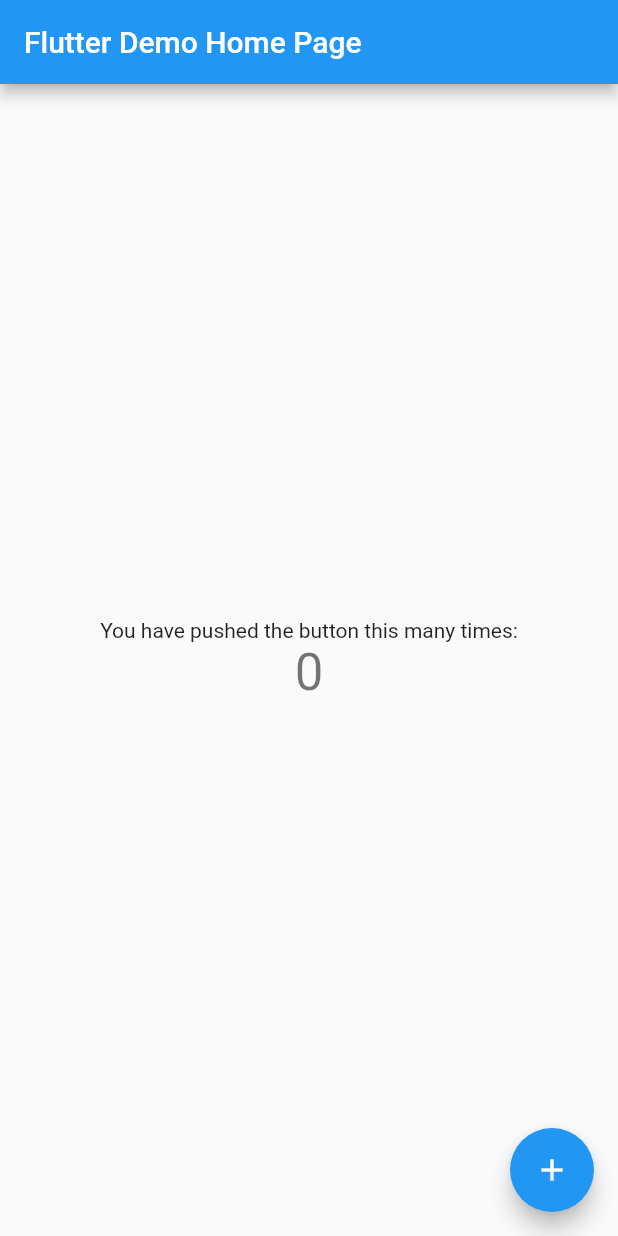
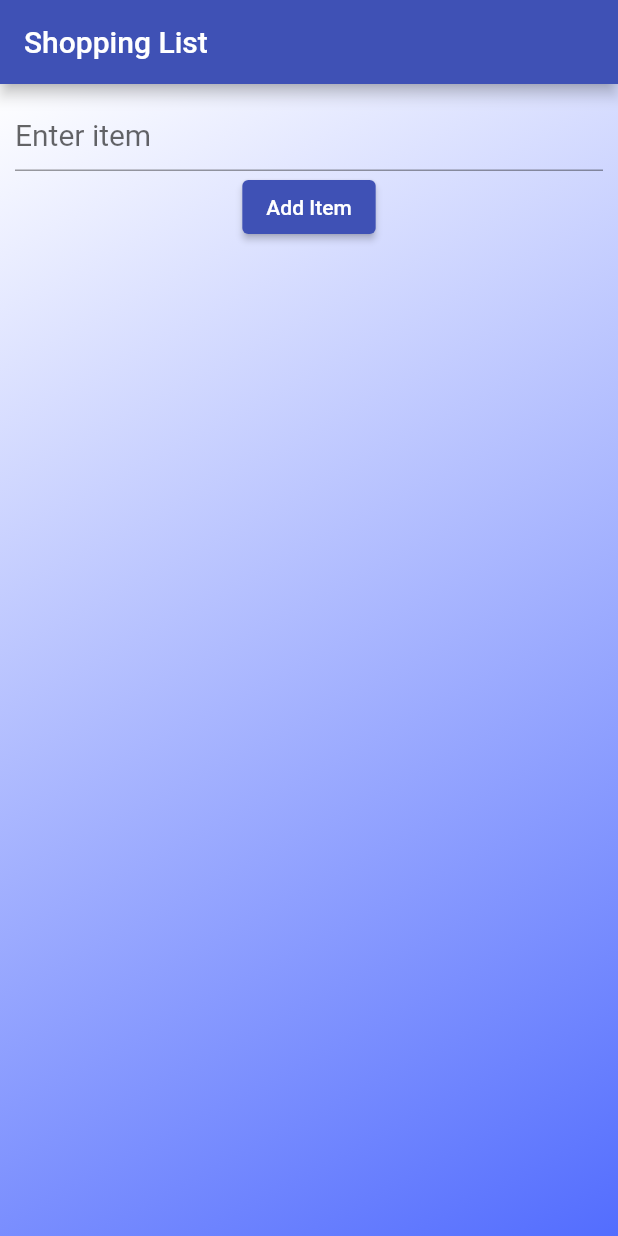
Before and after one commit to iqbalmf/news-appflutter, a Flutter app: the screen it shows after launch, on a phone screen of 412 x 824 dp. Run offline on Flutter 3.47's test engine with Material 2 defaults, Android fonts, the phone set to English and light mode, and no system bars; our stand-ins replace realm; generated files the repository leaves out were written again.

Commit message:
implement example realm

```diff
--- /dev/null
+++ b/lib/components/add_item_view.dart
@@ -0,0 +1,31 @@
+import 'package:flutter/material.dart';
+
+class AddItemView extends StatelessWidget {
+  AddItemView(this.onAdd, {super.key});
+  final Function(String) onAdd;
+  final TextEditingController textController = TextEditingController();
+
+  @override
+  Widget build(BuildContext context) {
+    return Container(
+      padding: const EdgeInsets.all(10),
+      child: Column(
+        mainAxisAlignment: MainAxisAlignment.center,
+        crossAxisAlignment: CrossAxisAlignment.center,
+        children: [
+          TextField(
+            controller: textController,
+            style: const TextStyle(fontSize: 20),
+            decoration: const InputDecoration(hintText: 'Enter item'),
+          ),
+          ElevatedButton(
+              onPressed: () => {
+                if (textController.text.isNotEmpty)
+                  {onAdd(textController.text)}
+              },
+              child: const Text('Add Item'))
+        ],
+      ),
+    );
+  }
+}
--- /dev/null
+++ b/lib/components/item_list_view.dart
@@ -0,0 +1,58 @@
+import 'package:flutter/material.dart';
+
+import '../schemas/item.dart';
+
+class ItemListView extends StatelessWidget {
+  const ItemListView({super.key, required this.items, required this.onToggle, required this.onDelete});
+  final List<Item> items;
+  final Function(Item) onToggle;
+  final Function(Item) onDelete;
+
+  @override
+  Widget build(BuildContext context) {
+    return ListView.separated(
+        padding: const EdgeInsets.all(10),
+        shrinkWrap: true,
+        itemBuilder: getItemBuilder,
+        scrollDirection: Axis.vertical,
+        physics: const BouncingScrollPhysics(),
+        separatorBuilder: getSeparatorBuilder,
+        itemCount: items.length);
+  }
+
+  Widget getItemBuilder(BuildContext context, int index) {
+    Item item = items[index];
+    return Row(
+      mainAxisAlignment: MainAxisAlignment.spaceBetween,
+      children: [
+        Row(children: [
+          Checkbox(
+              value: item.done, onChanged: (bool? value) => {onToggle(item)}),
+          Text(item.text,
+              style: TextStyle(
+                  decorationColor: Colors.indigo,
+                  decorationThickness: 2,
+                  fontSize: 20,
+                  decoration: getTextDecoration(item.done)))
+        ]),
+        IconButton(
+            onPressed: () => {onDelete(item)},
+            icon: Icon(
+              Icons.delete,
+              color: Colors.indigo,
+              size: 25,
+              semanticLabel: 'Delete ${item.text}',
+            ))
+      ],
+    );
+  }
+  Widget getSeparatorBuilder(BuildContext context, int index) {
+    return const Divider(
+      thickness: 1,
+      color: Colors.indigo,
+    );
+  }
+  TextDecoration getTextDecoration(bool isDone) {
+    return isDone ? TextDecoration.lineThrough : TextDecoration.none;
+  }
+}
--- /dev/null
+++ b/lib/components/shopping_list_view.dart
@@ -0,0 +1,34 @@
+import 'package:flutter/material.dart';
+
+import '../schemas/item.dart';
+import 'add_item_view.dart';
+import 'item_list_view.dart';
+
+class ShoppingListView extends StatelessWidget {
+  const ShoppingListView({super.key, required this.onAdd, required this.onToggle, required this.onDelete, required this.items});
+  final Function(String) onAdd;
+  final Function(Item) onToggle;
+  final Function(Item) onDelete;
+  final List<Item> items;
+
+  @override
+  Widget build(BuildContext context) {
+    return Container(
+      decoration: const BoxDecoration(
+          gradient: LinearGradient(
+              begin: Alignment.topLeft,
+              end: Alignment.bottomRight,
+              colors: [Colors.white, Colors.indigoAccent])),
+      child: Column(children: [
+        AddItemView(onAdd),
+        Expanded(
+            child: ItemListView(
+              items: items,
+              onToggle: onToggle,
+              onDelete: onDelete,
+            ))
+      ]),
+    );
+
+  }
+}
--- /dev/null
+++ b/lib/item_service.dart
@@ -0,0 +1,58 @@
+import 'package:flutter/widgets.dart';
+import 'package:realm/realm.dart';
+import '../schemas/item.dart';
+
+class ItemService {
+  var config = Configuration.local([Item.schema]);
+  late Realm _realm;
+
+  ItemService() {
+    openRealm();
+  }
+
+  openRealm() {
+    _realm = Realm(config);
+  }
+
+  closeRealm() {
+    if (!_realm.isClosed) {
+      _realm.close();
+    }
+  }
+
+  RealmResults<Item> getItems() {
+    return _realm.all();
+  }
+
+  bool addItem(String text) {
+    try {
+      _realm.write(() => _realm.add(Item((text), false)));
+      return true;
+    } on RealmException catch (e) {
+      debugPrint(e.message);
+      return false;
+    }
+  }
+
+  bool toggleItemStatus(Item item) {
+    try {
+      _realm.write(() => item.done = !item.done);
+      return true;
+    } on RealmException catch (e) {
+      debugPrint(e.message);
+      return false;
+    }
+  }
+
+  bool deleteItem(Item item) {
+    try {
+      _realm.write(() {
+        _realm.delete(item);
+      });
+      return true;
+    } on RealmException catch (e) {
+      debugPrint(e.message);
+      return false;
+    }
+  }
+}
--- a/lib/main.dart
+++ b/lib/main.dart
@@ -1,115 +1,100 @@
 import 'package:flutter/material.dart';
+import 'package:news_app/components/shopping_list_view.dart';
+import 'package:news_app/item_service.dart';
+import 'package:news_app/schemas/item.dart';
+import 'package:realm/realm.dart';
 
 void main() {
-  runApp(const MyApp());
+  final ItemService service = ItemService();
+  runApp(MyApp(
+    service: service,
+  ));
 }
 
 class MyApp extends StatelessWidget {
-  const MyApp({super.key});
+  final ItemService service;
 
-  // This widget is the root of your application.
+  const MyApp({Key? key, required this.service}) : super(key: key);
+
   @override
   Widget build(BuildContext context) {
     return MaterialApp(
-      title: 'Flutter Demo',
-      theme: ThemeData(
-        // This is the theme of your application.
-        //
-        // Try running your application with "flutter run". You'll see the
-        // application has a blue toolbar. Then, without quitting the app, try
-        // changing the primarySwatch below to Colors.green and then invoke
-        // "hot reload" (press "r" in the console where you ran "flutter run",
-        // or simply save your changes to "hot reload" in a Flutter IDE).
-        // Notice that the counter didn't reset back to zero; the application
-        // is not restarted.
-        primarySwatch: Colors.blue,
+      title: 'Shooping List',
+      theme: ThemeData(primarySwatch: Colors.indigo),
+      home: MyHomePage(
+        title: 'Shopping List',
+        service: service,
       ),
-      home: const MyHomePage(title: 'Flutter Demo Home Page'),
+      debugShowCheckedModeBanner: false,
     );
   }
 }
 
 class MyHomePage extends StatefulWidget {
-  const MyHomePage({super.key, required this.title});
-
-  // This widget is the home page of your application. It is stateful, meaning
-  // that it has a State object (defined below) that contains fields that affect
-  // how it looks.
-
-  // This class is the configuration for the state. It holds the values (in this
-  // case the title) provided by the parent (in this case the App widget) and
-  // used by the build method of the State. Fields in a Widget subclass are
-  // always marked "final".
+  const MyHomePage({super.key, required this.title, required this.service});
 
   final String title;
+  final ItemService service;
 
   @override
   State<MyHomePage> createState() => _MyHomePageState();
 }
 
 class _MyHomePageState extends State<MyHomePage> {
-  int _counter = 0;
+  late RealmResults<Item> items;
 
-  void _incrementCounter() {
+  onAdd(String text) {
+    debugPrint('Adding $text');
+    if (widget.service.addItem(text)) {
+      debugPrint('Added $text');
+      loadItems();
+    } else {
+      debugPrint('Something went wrong while adding $text');
+    }
+  }
+
+  onToggle(Item item) {
+    debugPrint('Toggling status for ${item.text}');
+    if (widget.service.toggleItemStatus(item)) {
+      loadItems();
+    } else {
+      debugPrint('Something went wrong while toggling status for ${item.text}');
+    }
+  }
+
+  onDelete(Item item) {
+    debugPrint('Deleting ${item.text}');
+    if (widget.service.deleteItem(item)) {
+      loadItems();
+    } else {
+      debugPrint('Something went wrong while deleting ${item.text}');
+    }
+  }
+
+  @override
+  void initState() {
+    super.initState();
+    loadItems();
+  }
+
+  void loadItems() {
     setState(() {
-      // This call to setState tells the Flutter framework that something has
-      // changed in this State, which causes it to rerun the build method below
-      // so that the display can reflect the updated values. If we changed
-      // _counter without calling setState(), then the build method would not be
-      // called again, and so nothing would appear to happen.
-      _counter++;
+      items = widget.service.getItems();
     });
   }
 
   @override
   Widget build(BuildContext context) {
-    // This method is rerun every time setState is called, for instance as done
-    // by the _incrementCounter method above.
-    //
-    // The Flutter framework has been optimized to make rerunning build methods
-    // fast, so that you can just rebuild anything that needs updating rather
-    // than having to individually change instances of widgets.
     return Scaffold(
       appBar: AppBar(
-        // Here we take the value from the MyHomePage object that was created by
-        // the App.build method, and use it to set our appbar title.
-        title: Text(widget.title),
+        title: Text(widget.title, style: const TextStyle(color: Colors.white)),
       ),
-      body: Center(
-        // Center is a layout widget. It takes a single child and positions it
-        // in the middle of the parent.
-        child: Column(
-          // Column is also a layout widget. It takes a list of children and
-          // arranges them vertically. By default, it sizes itself to fit its
-          // children horizontally, and tries to be as tall as its parent.
-          //
-          // Invoke "debug painting" (press "p" in the console, choose the
-          // "Toggle Debug Paint" action from the Flutter Inspector in Android
-          // Studio, or the "Toggle Debug Paint" command in Visual Studio Code)
-          // to see the wireframe for each widget.
-          //
-          // Column has various properties to control how it sizes itself and
-          // how it positions its children. Here we use mainAxisAlignment to
-          // center the children vertically; the main axis here is the vertical
-          // axis because Columns are vertical (the cross axis would be
-          // horizontal).
-          mainAxisAlignment: MainAxisAlignment.center,
-          children: <Widget>[
-            const Text(
-              'You have pushed the button this many times:',
-            ),
-            Text(
-              '$_counter',
-              style: Theme.of(context).textTheme.headlineMedium,
-            ),
-          ],
-        ),
+      body: ShoppingListView(
+        items: items.toList(),
+        onAdd: onAdd,
+        onToggle: onToggle,
+        onDelete: onDelete,
       ),
-      floatingActionButton: FloatingActionButton(
-        onPressed: _incrementCounter,
-        tooltip: 'Increment',
-        child: const Icon(Icons.add),
-      ), // This trailing comma makes auto-formatting nicer for build methods.
     );
   }
 }
--- /dev/null
+++ b/lib/schemas/item.dart
@@ -0,0 +1,8 @@
+import 'package:realm/realm.dart';
+part 'item.g.dart';
+
+@RealmModel()
+class _Item {
+  late String text;
+  late bool done;
+}
--- a/pubspec.yaml
+++ b/pubspec.yaml
@@ -30,6 +30,7 @@
 dependencies:
   flutter:
     sdk: flutter
+  realm: ^1.4.0
 
 
   # The following adds the Cupertino Icons font to your application.
```
Also changed, not shown: 2 other files.
